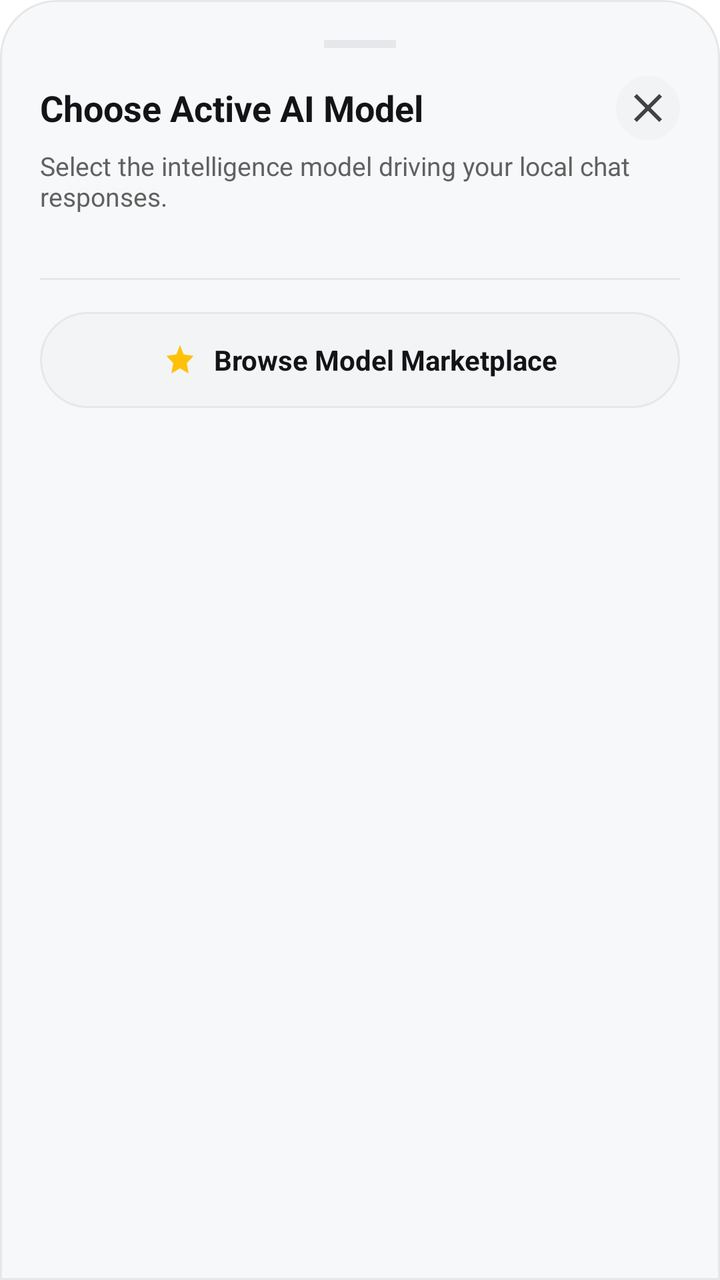
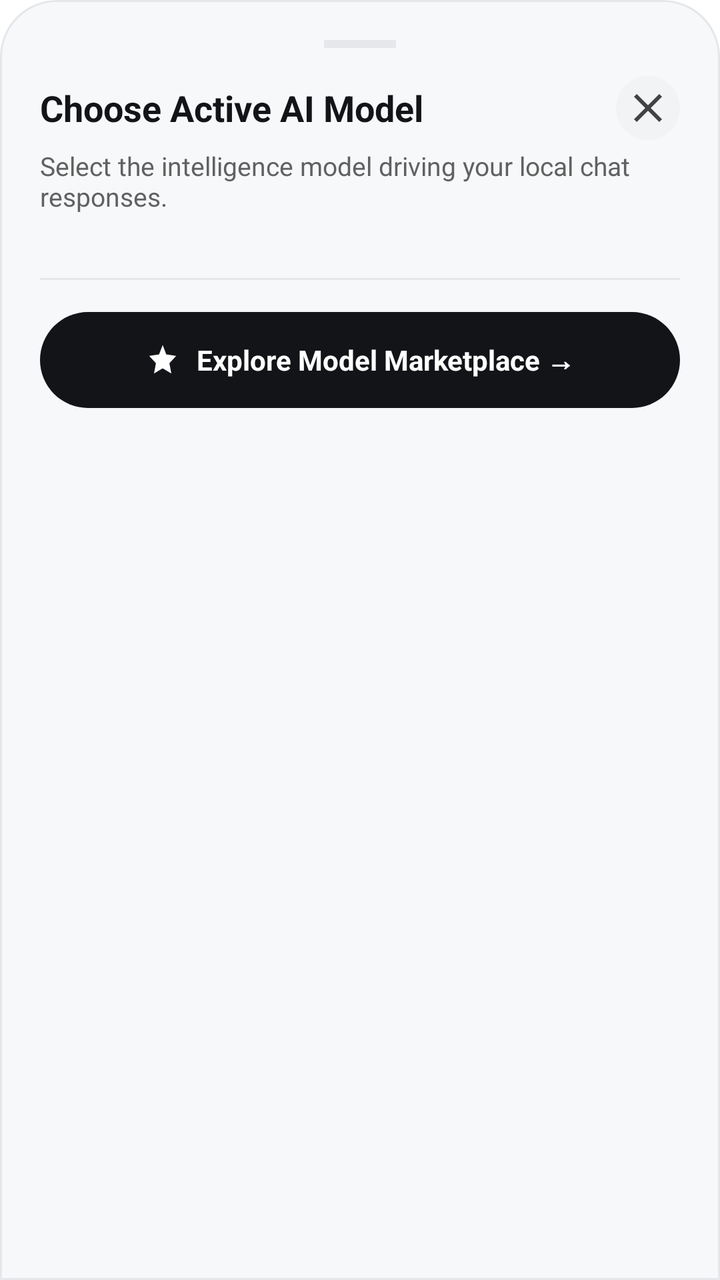

Compare the two renders of this Android layout. The source of the first and the diff that turns it into the second are given below.
<!-- AndroidManifest.xml: application theme Theme.AppTempeLate -->
<!-- res/layout/dialog_chat_model_picker.xml -->
<?xml version="1.0" encoding="utf-8"?>
<LinearLayout xmlns:android="http://schemas.android.com/apk/res/android"
    xmlns:app="http://schemas.android.com/apk/res-auto"
    android:layout_width="match_parent"
    android:layout_height="wrap_content"
    android:background="@drawable/bg_bottom_sheet_rounded_top"
    android:orientation="vertical"
    android:padding="20dp">

    
    <View
        android:layout_width="36dp"
        android:layout_height="4dp"
        android:layout_gravity="center_horizontal"
        android:layout_marginBottom="14dp"
        android:background="@color/app_card_border" />

    
    <LinearLayout
        android:layout_width="match_parent"
        android:layout_height="wrap_content"
        android:gravity="center_vertical"
        android:orientation="horizontal">

        <TextView
            android:layout_width="0dp"
            android:layout_height="wrap_content"
            android:layout_weight="1"
            android:text="Choose Active AI Model"
            android:textColor="@color/text_primary"
            android:textSize="18sp"
            android:textStyle="bold" />

        <ImageButton
            android:id="@+id/btnClosePicker"
            android:layout_width="32dp"
            android:layout_height="32dp"
            android:background="@drawable/bg_circle_icon_button"
            android:contentDescription="Close"
            android:padding="6dp"
            android:src="@drawable/ic_close"
            app:tint="@color/icon_tint" />

    </LinearLayout>

    <TextView
        android:layout_width="match_parent"
        android:layout_height="wrap_content"
        android:layout_marginTop="4dp"
        android:text="Select the intelligence model driving your local chat responses."
        android:textColor="@color/text_secondary"
        android:textSize="13sp" />

    
    <LinearLayout
        android:id="@+id/llPickerModelsContainer"
        android:layout_width="match_parent"
        android:layout_height="wrap_content"
        android:layout_marginTop="16dp"
        android:orientation="vertical" />

    <View
        android:layout_width="match_parent"
        android:layout_height="1dp"
        android:layout_marginVertical="16dp"
        android:background="@color/app_card_border" />

    
    <LinearLayout
        android:id="@+id/btnOpenMarketplaceFromPicker"
        android:layout_width="match_parent"
        android:layout_height="48dp"
        android:background="@drawable/bg_button_cancel_pill"
        android:clickable="true"
        android:focusable="true"
        android:gravity="center"
        android:orientation="horizontal"
        android:paddingHorizontal="16dp">

        <ImageView
            android:layout_width="18dp"
            android:layout_height="18dp"
            android:src="@drawable/ic_sparkles" />

        <TextView
            android:layout_width="wrap_content"
            android:layout_height="wrap_content"
            android:layout_marginStart="8dp"
            android:text="Browse Model Marketplace"
            android:textColor="@color/text_primary"
            android:textSize="14sp"
            android:textStyle="bold" />

    </LinearLayout>

</LinearLayout>
<!-- resources referenced by this layout -->
<resources>
  <color name="app_card_border">#E5E7EB</color>
  <color name="icon_tint">#424242</color>
  <color name="text_primary">#121417</color>
  <color name="text_secondary">#616161</color>
  <!-- drawable bg_bottom_sheet_rounded_top (drawable) -->
  <?xml version="1.0" encoding="utf-8"?>
  <shape xmlns:android="http://schemas.android.com/apk/res/android"
      android:shape="rectangle">
      <solid android:color="@color/app_surface_background" />
      <corners
          android:topLeftRadius="28dp"
          android:topRightRadius="28dp"
          android:bottomLeftRadius="0dp"
          android:bottomRightRadius="0dp" />
      <stroke
          android:width="1dp"
          android:color="@color/app_card_border" />
  </shape>
  <!-- drawable bg_button_cancel_pill (drawable) -->
  <?xml version="1.0" encoding="utf-8"?>
  <ripple xmlns:android="http://schemas.android.com/apk/res/android"
      android:color="#1F000000">
      <item>
          <shape android:shape="rectangle">
              <solid android:color="@color/app_card_background" />
              <corners android:radius="24dp" />
              <stroke
                  android:width="1dp"
                  android:color="@color/app_card_border" />
          </shape>
      </item>
  </ripple>
  <!-- drawable bg_circle_icon_button (drawable) -->
  <?xml version="1.0" encoding="utf-8"?>
  <ripple xmlns:android="http://schemas.android.com/apk/res/android"
      android:color="#1F000000">
      <item>
          <shape android:shape="oval">
              <solid android:color="@color/app_icon_button_background" />
          </shape>
      </item>
  </ripple>
  <!-- drawable ic_close (drawable) -->
  <vector xmlns:android="http://schemas.android.com/apk/res/android"
      android:width="24dp"
      android:height="24dp"
      android:viewportWidth="24"
      android:viewportHeight="24">
    <path
        android:fillColor="#D8DCDE"
        android:pathData="M19,6.41L17.59,5 12,10.59 6.41,5 5,6.41 10.59,12 5,17.59 6.41,19 12,13.41 17.59,19 19,17.59 13.41,12z"/>
  </vector>
  <!-- drawable ic_sparkles (drawable) -->
  <?xml version="1.0" encoding="utf-8"?>
  <vector xmlns:android="http://schemas.android.com/apk/res/android"
      android:width="24dp"
      android:height="24dp"
      android:viewportWidth="24"
      android:viewportHeight="24">
      <path
          android:fillColor="#FFC107"
          android:pathData="M12,2L14.39,8.26L21,9.27L16.5,14.14L17.77,21L12,17.56L6.23,21L7.5,14.14L3,9.27L9.61,8.26L12,2Z" />
  </vector>
  <style name="Theme.AppTempeLate" parent="Theme.Material3.DayNight.NoActionBar">
          
          <item name="windowActionBar">false</item>
          <item name="windowNoTitle">true</item>
          <item name="android:windowActionBar">false</item>
          <item name="android:windowNoTitle">true</item>
  
          <item name="android:windowBackground">@color/app_window_background</item>
          <item name="android:statusBarColor">@color/app_window_background</item>
          <item name="android:navigationBarColor">@color/app_window_background</item>
          <item name="android:windowLightStatusBar">true</item>
          <item name="android:windowSplashScreenAnimatedIcon">@android:color/transparent</item>
          <item name="android:windowSplashScreenBackground">@color/app_window_background</item>
          <item name="colorSurface">@color/app_surface_background</item>
          <item name="colorOnSurface">@color/text_primary</item>
          <item name="colorBackgroundFloating">@color/app_surface_background</item>
      </style>
  <color name="app_surface_background">#F7F8FA</color>
  <color name="app_card_background">#F3F4F6</color>
  <color name="app_icon_button_background">#F1F3F5</color>
  <color name="app_window_background">#FFFFFF</color>
</resources>

<!-- the commit's change to res/layout/dialog_chat_model_picker.xml (unified diff, before → after) -->
@@ -70,7 +70,7 @@
         android:id="@+id/btnOpenMarketplaceFromPicker"
         android:layout_width="match_parent"
         android:layout_height="48dp"
-        android:background="@drawable/bg_button_cancel_pill"
+        android:background="@drawable/bg_button_save_pill"
         android:clickable="true"
         android:focusable="true"
         android:gravity="center"
@@ -80,14 +80,15 @@
         <ImageView
             android:layout_width="18dp"
             android:layout_height="18dp"
-            android:src="@drawable/ic_sparkles" />
+            android:src="@drawable/ic_sparkles"
+            app:tint="@color/app_window_background" />
 
         <TextView
             android:layout_width="wrap_content"
             android:layout_height="wrap_content"
             android:layout_marginStart="8dp"
-            android:text="Browse Model Marketplace"
-            android:textColor="@color/text_primary"
+            android:text="Explore Model Marketplace →"
+            android:textColor="@color/app_window_background"
             android:textSize="14sp"
             android:textStyle="bold" />
 
<!-- resource entries referenced after the edit -->
@@ -18,17 +18,14 @@
           android:width="1dp"
           android:color="@color/app_card_border" />
   </shape>
-  <!-- drawable bg_button_cancel_pill (drawable) -->
+  <!-- drawable bg_button_save_pill (drawable) -->
   <?xml version="1.0" encoding="utf-8"?>
   <ripple xmlns:android="http://schemas.android.com/apk/res/android"
-      android:color="#1F000000">
+      android:color="@color/app_icon_button_background">
       <item>
           <shape android:shape="rectangle">
-              <solid android:color="@color/app_card_background" />
+              <solid android:color="@color/text_primary" />
               <corners android:radius="24dp" />
-              <stroke
-                  android:width="1dp"
-                  android:color="@color/app_card_border" />
           </shape>
       </item>
   </ripple>
@@ -81,7 +78,6 @@
           <item name="colorBackgroundFloating">@color/app_surface_background</item>
       </style>
   <color name="app_surface_background">#F7F8FA</color>
-  <color name="app_card_background">#F3F4F6</color>
   <color name="app_icon_button_background">#F1F3F5</color>
   <color name="app_window_background">#FFFFFF</color>
 </resources>
